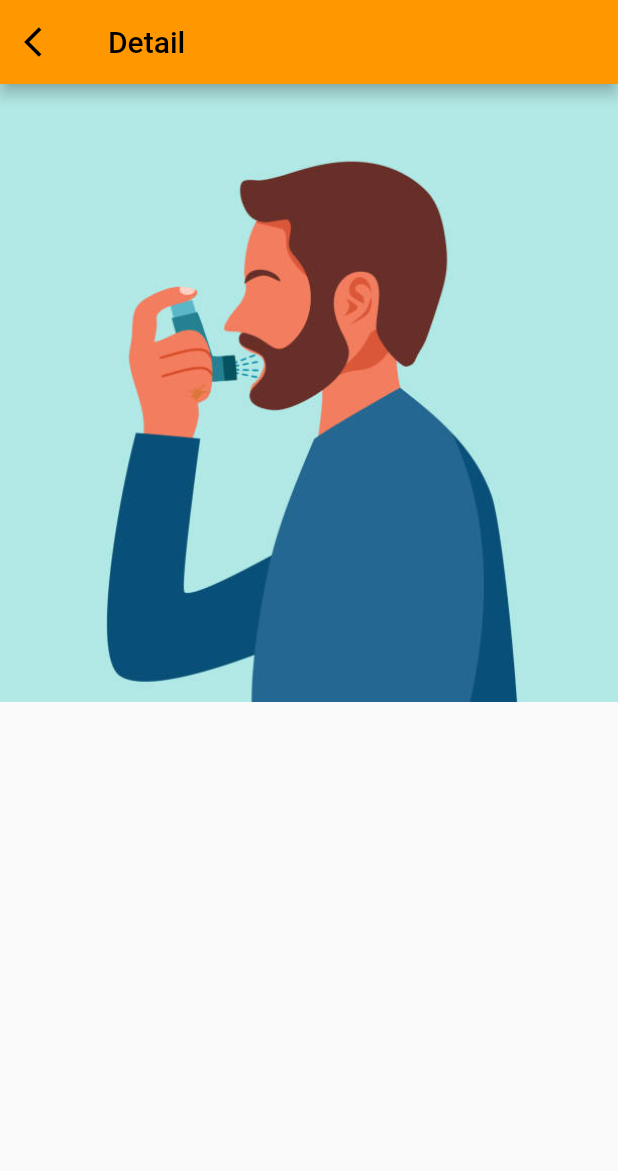
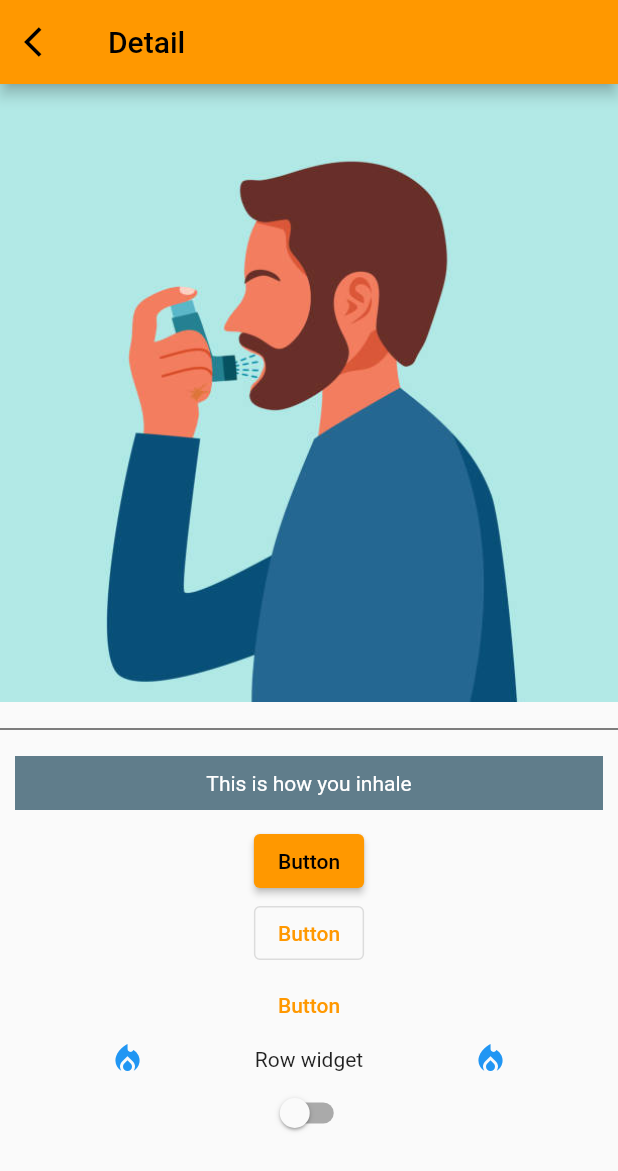
Before and after one commit to janwasgint/InhalerApp, a Flutter app: the DetailPage screen opened directly, on a phone screen of 412 x 824 dp. Shown: the top 1171 px of the screen. Run offline on Flutter 3.47's test engine with Material 2 defaults, Android fonts, the phone set to English and light mode, and no system bars.

Commit message:
Play around with UI elements

```diff
--- a/inhaler_app/lib/detail_page.dart
+++ b/inhaler_app/lib/detail_page.dart
@@ -8,6 +8,7 @@ class DetailPage extends StatefulWidget {
 }
 
 class _DetailPageState extends State<DetailPage> {
+  bool isSwitchActive = false;
   @override
   Widget build(BuildContext context) {
     return Scaffold(
@@ -22,7 +23,63 @@ class _DetailPageState extends State<DetailPage> {
         ),
       ),
       body: Column(
-        children: [Image.asset('images/inhaler.jpg')],
+        children: [
+          Image.asset(
+            'images/inhaler.jpg',
+          ),
+          const SizedBox(height: 10),
+          const Divider(color: Colors.black),
+          Container(
+            margin: const EdgeInsets.all(10.0),
+            padding: const EdgeInsets.all(10.0),
+            color: Colors.blueGrey,
+            width: double.infinity,
+            child: const Center(
+              child: Text('This is how you inhale',
+                  style: TextStyle(color: Colors.white)),
+            ),
+          ),
+          ElevatedButton(
+            onPressed: () {
+              debugPrint('Elevated button');
+            },
+            child: const Text('Button'),
+          ),
+          OutlinedButton(
+            onPressed: () {
+              debugPrint('Outlined button');
+            },
+            child: const Text('Button'),
+          ),
+          TextButton(
+            onPressed: () {
+              debugPrint('Text button');
+            },
+            child: const Text('Button'),
+          ),
+          GestureDetector(
+            behavior: HitTestBehavior.opaque,
+            onTap: () {
+              debugPrint('This is the row');
+            },
+            child: Row(
+              mainAxisAlignment: MainAxisAlignment.spaceEvenly,
+              children: const [
+                Icon(Icons.local_fire_department, color: Colors.blue),
+                Text('Row widget'),
+                Icon(Icons.local_fire_department, color: Colors.blue),
+              ],
+            ),
+          ),
+          Switch(
+            value: isSwitchActive,
+            onChanged: (bool newValue) {
+              setState(() {
+                isSwitchActive = newValue;
+              });
+            },
+          ),
+        ],
       ),
     );
   }
```
